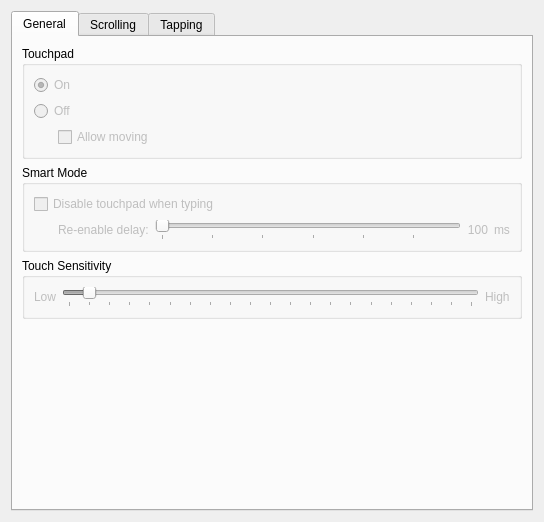
The window that kcmtouchpadwidget.ui (mishaaq/kcm_touchpad) describes before a commit, drawn with Qt 5.
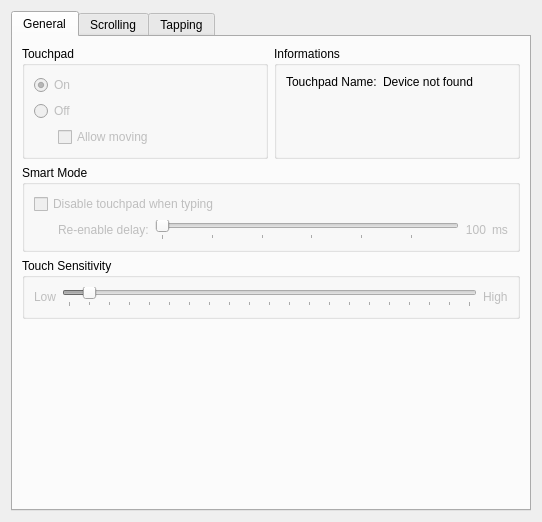
The same window after the commit. Custom widgets are drawn as their Qt base class.

Commit message: replace silly message boxes with device name label

Patch:
```diff
--- a/kcmtouchpadwidget.ui
+++ b/kcmtouchpadwidget.ui
@@ -7,7 +7,7 @@
    <rect>
     <x>0</x>
     <y>0</y>
-    <width>544</width>
+    <width>542</width>
     <height>522</height>
    </rect>
   </property>
@@ -103,6 +103,41 @@
            </layout>
           </widget>
          </item>
+         <item>
+          <widget class="QGroupBox" name="InformationsGB">
+           <property name="title">
+            <string>Informations</string>
+           </property>
+           <layout class="QFormLayout" name="formLayout_2">
+            <item row="0" column="0">
+             <widget class="QLabel" name="DeviceNameL">
+              <property name="text">
+               <string>Touchpad Name:</string>
+              </property>
+             </widget>
+            </item>
+            <item row="0" column="1">
+             <widget class="QLabel" name="DeviceNameValueL">
+              <property name="text">
+               <string>Device not found</string>
+              </property>
+              <property name="textFormat">
+               <enum>Qt::PlainText</enum>
+              </property>
+              <property name="scaledContents">
+               <bool>false</bool>
+              </property>
+              <property name="alignment">
+               <set>Qt::AlignLeading|Qt::AlignLeft|Qt::AlignTop</set>
+              </property>
+              <property name="wordWrap">
+               <bool>true</bool>
+              </property>
+             </widget>
+            </item>
+           </layout>
+          </widget>
+         </item>
         </layout>
        </item>
        <item>
```
The commit also changes 3 other files.
